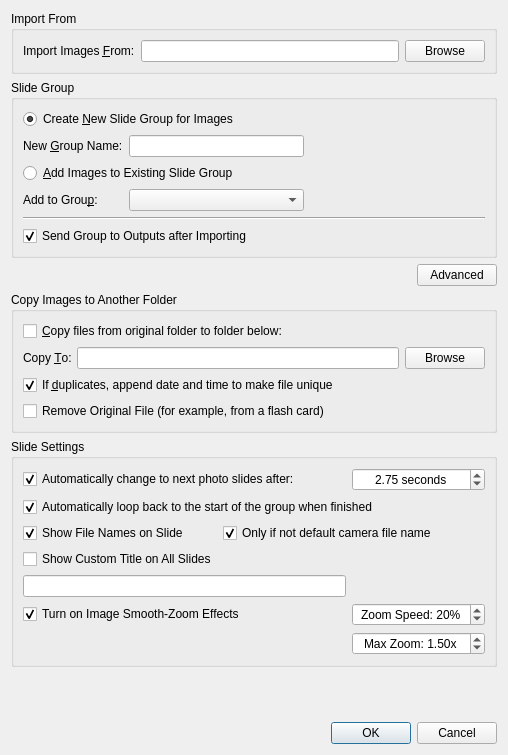
google-code-export/dviz, file src/ImageImportDialog.ui: the form before one commit.
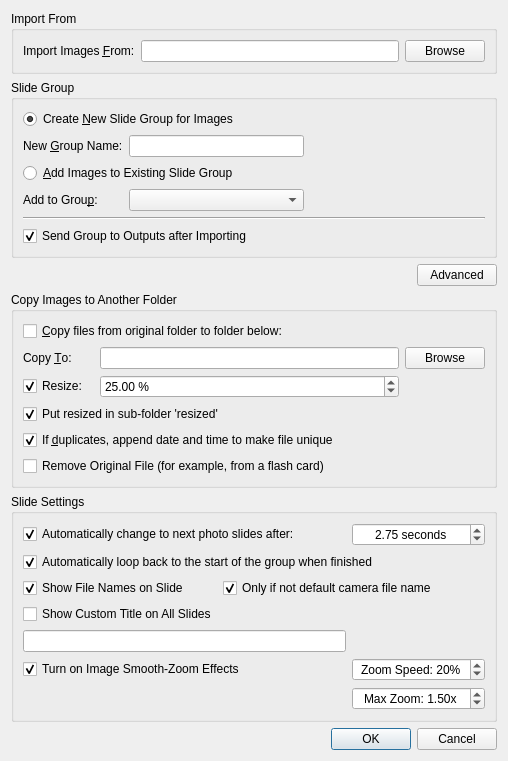
The form after the commit.

Commit message: Added "toggle live output enabled" button to MainWindow toolbar. Update ImageImportDialog to resize pictures when importing.

What changed in the file:
```diff
--- a/src/ImageImportDialog.ui
+++ b/src/ImageImportDialog.ui
@@ -158,7 +158,7 @@
       <string>Copy Images to Another Folder</string>
      </property>
      <layout class="QGridLayout" name="gridLayout">
-      <item row="0" column="0" colspan="3">
+      <item row="0" column="0" colspan="4">
        <widget class="QCheckBox" name="copyFiles">
         <property name="text">
          <string>&amp;Copy files from original folder to folder below:</string>
@@ -175,24 +175,24 @@
         </property>
        </widget>
       </item>
-      <item row="1" column="1">
+      <item row="1" column="2">
        <widget class="QLineEdit" name="copyToFolder"/>
       </item>
-      <item row="1" column="2">
+      <item row="1" column="3">
        <widget class="QPushButton" name="copyToBrowse">
         <property name="text">
          <string>Browse</string>
         </property>
        </widget>
       </item>
-      <item row="3" column="0" colspan="3">
+      <item row="5" column="0" colspan="4">
        <widget class="QCheckBox" name="removeOrig">
         <property name="text">
          <string>Remove Original File (for example, from a flash card)</string>
         </property>
        </widget>
       </item>
-      <item row="2" column="0" colspan="3">
+      <item row="4" column="0" colspan="4">
        <widget class="QCheckBox" name="renameDuplicates">
         <property name="text">
          <string>If &amp;duplicates, append date and time to make file unique</string>
@@ -202,6 +202,42 @@
         </property>
        </widget>
       </item>
+      <item row="2" column="0">
+       <widget class="QCheckBox" name="resizeFlag">
+        <property name="text">
+         <string>Resize:</string>
+        </property>
+        <property name="checked">
+         <bool>true</bool>
+        </property>
+       </widget>
+      </item>
+      <item row="2" column="2">
+       <widget class="QDoubleSpinBox" name="resizeSize">
+        <property name="suffix">
+         <string> %</string>
+        </property>
+        <property name="minimum">
+         <double>1.000000000000000</double>
+        </property>
+        <property name="maximum">
+         <double>200.000000000000000</double>
+        </property>
+        <property name="value">
+         <double>25.000000000000000</double>
+        </property>
+       </widget>
+      </item>
+      <item row="3" column="0" colspan="3">
+       <widget class="QCheckBox" name="resizeSubfolder">
+        <property name="text">
+         <string>Put resized in sub-folder 'resized'</string>
+        </property>
+        <property name="checked">
+         <bool>true</bool>
+        </property>
+       </widget>
+      </item>
      </layout>
     </widget>
    </item>
```
Left out of the diff: 96 changed lines with no effect on the pictures. The commit also changes 11 other files.
